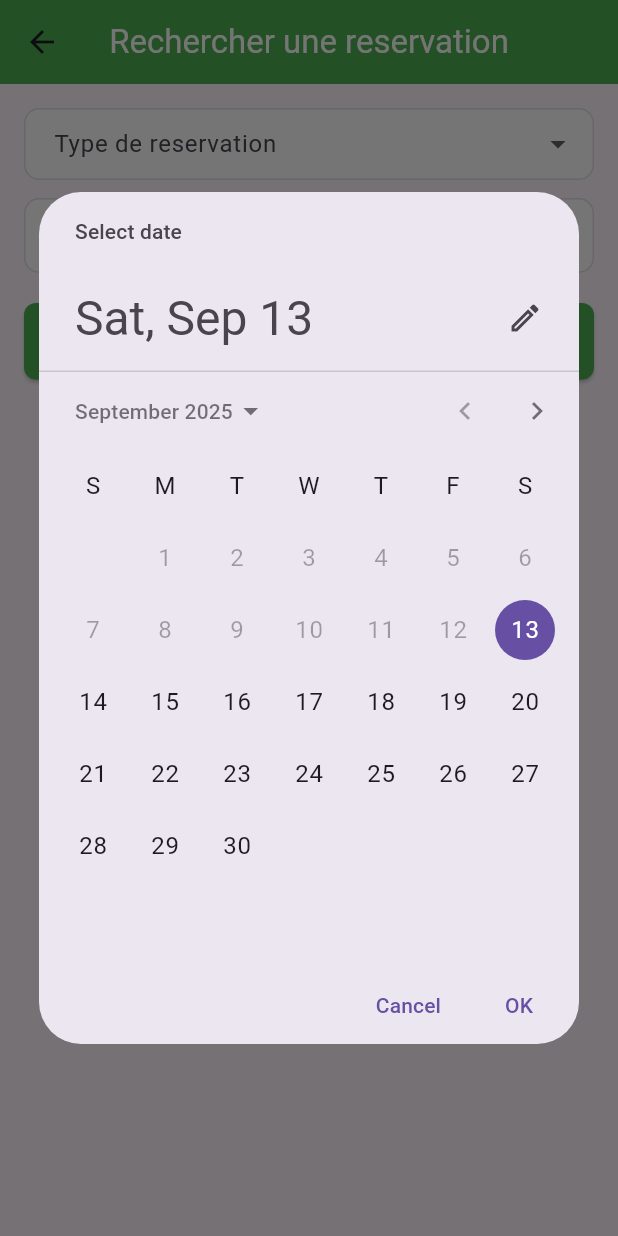
After one commit to Jean-6/vegnbio-flutter-app, a Flutter app: the BookingsScreen screen opened directly, after a tap on "Type de reservation", after a tap on "Debut", on a phone screen of 412 x 824 dp. The commit adds this screen. Run offline on Flutter 3.47's test engine with Material 3 defaults, Android fonts, the phone set to English and light mode, and no system bars; our stand-ins replace flutter_secure_storage, google_fonts, logger; missing offline and left inert: flutter_carousel_slider; accounts and stored records are empty; network calls fail; statements that could not run were skipped.

Commit message:
to list all booking type

```diff
--- a/lib/domain/services/booking_service.dart
+++ b/lib/domain/services/booking_service.dart
@@ -6,15 +6,158 @@ import 'dart:convert';
 import 'package:http/http.dart' as http;
 import 'package:logger/logger.dart';
 import 'package:vegnbio/core/services/secure_storage_service.dart';
+import 'package:vegnbio/dto/booking.dart';
+import 'package:vegnbio/dto/booking_filter.dart';
 import 'package:vegnbio/dto/table_booking.dart';
 
 import '../../core/services/credential_storage_helper.dart';
+import '../../dto/event_booking.dart';
+import '../../dto/response_wrapper.dart';
+import '../../dto/room_booking.dart';
 
 class BookingService {
 
   final logger = Logger();
   final _baseUrl = Uri.parse("http://172.20.10.5:8082");
   final authHelper = CredentialStorageHelper();
+
+
+  Future<List<Booking>?> fetchWithFilters({required BookingFilter bookingFilter}) async {
+
+    final basicAuth = await authHelper.readBasicAuthHeader();
+    if(basicAuth == null){
+      logger.e('>> Error when retrieving basic auth credentials');
+      return null;
+    }
+
+    final queryParameters = {
+      if (bookingFilter.type != null) 'type': bookingFilter.type,
+      if (bookingFilter.startDate != null) 'startDate': bookingFilter.startDate,
+      if (bookingFilter.endDate != null) 'endDate': bookingFilter.endDate,
+      if (bookingFilter.userId != null) 'userId': bookingFilter.userId,
+    };
+
+
+    final url = Uri.parse(
+        "$_baseUrl/api/booking")
+    .replace(queryParameters: queryParameters);
+
+    final res = await http.get(url);
+    logger.d('>> Raw response: ${res.body}');
+    if(res.statusCode == 200){
+      final Map<String, dynamic> jsonMap = json.decode(res.body);
+      final rw = ResponseWrapper.fromJson(
+        jsonMap,
+            (data) => (data as List)
+            .map((e)=> Booking.fromJson(e))
+            .toList(),
+      );
+      logger.d('>> Parsed booking (full field): ${rw.data}');
+      return rw.data;
+    }else{
+      logger.e('>> Error when fetching bookings: ${res.statusCode}');
+      throw Exception ('Error when fetching bookings');
+    }
+  }
+
+
+  Future<EventBooking?> reserveEvent({
+    required String eventId,
+    required String userId,
+  }) async{
+    try {
+      final basicAuth = await authHelper.readBasicAuthHeader();
+      if (basicAuth == null) {
+        logger.e('error when retrieving basic auth credentials');
+        return null;
+      }
+
+      final userId = await SecureStorageService.getUserId();
+      if(userId == null){
+        logger.d("User id not found");
+        return null;
+      }
+
+      final url = Uri.parse("$_baseUrl/api/booking/event");
+      final res = await http.post(
+          url,
+          headers: {
+            'Content-Type' : 'application/json',
+            'Authorization' : basicAuth,
+          },
+          body: json.encode({
+            'eventId' : eventId,
+            'userId': userId
+          })
+      );
+      if(res.statusCode == 200 || res.statusCode == 201){
+        final data = jsonDecode(res.body);
+        return EventBooking.fromJson(data);
+      }else{
+        logger.e('Error : ${res.statusCode} - ${res.body}');
+        return null;
+      }
+    }catch(e){
+      logger.e(' >> Exception catch when event reservation: $e');
+      return null;
+    }
+
+
+}
+
+
+  Future<RoomBooking?> reserveRoom({
+    required String canteenId,
+    required String name,
+    required String startTime,
+    required String endTime,
+    required DateTime date,
+    required int people,
+    required String userId
+  }) async {
+    try {
+      final basicAuth = await authHelper.readBasicAuthHeader();
+      if (basicAuth == null) {
+        logger.e('error when retrieving basic auth credentials');
+        return null;
+      }
+
+      final userId = await SecureStorageService.getUserId();
+      if(userId == null){
+        logger.d("User id not found");
+        return null;
+      }
+
+      final url = Uri.parse("$_baseUrl/api/booking/room");
+      final res = await http.post(
+        url,
+        headers: {
+          'Content-Type' : 'application/json',
+          'Authorization' : basicAuth,
+        },
+          body: json.encode({
+            'canteenId' : canteenId,
+            'name': name,
+            'startTime':startTime,
+            'endTime':endTime,
+            'date': date.toIso8601String().split("T")[0],
+            'people': people,
+            'userId': userId
+          })
+      );
+      if(res.statusCode == 200 || res.statusCode == 201){
+        final data = jsonDecode(res.body);
+        return RoomBooking.fromJson(data);
+      }else{
+        logger.e('Error : ${res.statusCode} - ${res.body}');
+        return null;
+      }
+    }catch(e){
+      logger.e(' >> Exception catch when room reservation: $e');
+      return null;
+    }
+  }
+
 
 
   Future<TableBooking?> reserveTable({
--- /dev/null
+++ b/lib/dto/booking.dart
@@ -0,0 +1,55 @@
+
+
+import 'location.dart';
+
+class Booking {
+  final String title;
+  final String type;
+  final String canteenName;
+  final Location location;
+  final DateTime startTime;
+  final DateTime endTime;
+  final DateTime date;
+
+
+  Booking({
+    required this.title,
+    required this.type,
+    required this.canteenName,
+    required this.location,
+    required this.startTime,
+    required this.endTime,
+    required this.date,
+
+  });
+
+  factory Booking.fromJson(Map<String, dynamic> json) {
+    String dateStr = json['date'] ?? '';
+    String startTimeStr = json['startTime'] ?? '00:00';
+    String endTimeStr = json['endTime'] ?? '00:00';
+
+    // Combiner date + heure pour avoir un DateTime complet
+    DateTime startTime = DateTime.parse("${dateStr}T${startTimeStr}:00");
+    DateTime endTime = DateTime.parse("${dateStr}T${endTimeStr}:00");
+
+    return Booking(
+      title: json['title']?.toString() ?? '',
+      type: json['type']?.toString() ?? '',
+      canteenName: json['canteenName']?.toString() ?? '',
+      location: Location.fromJson(json['location'] ?? {}),
+      startTime: startTime,
+      endTime: endTime,
+      date: json['date'] != null
+          ? DateTime.parse(json['date'].toString()).toLocal()
+          : DateTime.now(),
+    );
+  }
+
+  @override
+  String toString() {
+    return '''
+    {
+        "type": "$type",
+    }''';
+  }
+}
--- /dev/null
+++ b/lib/dto/booking_filter.dart
@@ -0,0 +1,23 @@
+class BookingFilter {
+  final String? type;
+  final String? userId;
+  final DateTime? startDate;
+  final DateTime? endDate;
+
+  BookingFilter({
+    this.type,
+    this.userId,
+    this.startDate,
+    this.endDate
+  });
+
+  /// Transforme le DTO en Map de query params
+  Map<String, String> toQueryParams() {
+    final Map<String, String> params = {};
+    if (type != null && type!.isNotEmpty) params['type'] = type!;
+    if (startDate != null) params['startDate'] = startDate! as String;
+    if (endDate != null ) params['endDate'] = endDate! as String;
+    if (userId != null && userId!.isNotEmpty) params['userId'] = userId!;
+    return params;
+  }
+}
--- /dev/null
+++ b/lib/dto/room_booking.dart
@@ -0,0 +1,47 @@
+
+
+class RoomBooking {
+  final String canteenId;
+  final String startTime;
+  final String endTime;
+  final String date;
+  final int people;
+  final String userId;
+
+  RoomBooking({
+    required this.canteenId,
+    required this.startTime,
+    required this.endTime,
+    required this.date,
+    required this.people,
+    required this.userId
+  });
+
+  factory RoomBooking.fromJson(Map<String, dynamic> json) {
+    return RoomBooking(
+        canteenId: json['canteenId'] ?? '',
+        startTime: json['startTime'] ?? '',
+        endTime: json['endTime'] ?? '',
+        date: json['date'] ?? '',
+        people: json['people'] is int
+            ? json['people'] as int
+            : int.tryParse(json['people']?.toString() ?? '0') ?? 0,
+        userId: json['userId'] ?? '',
+    );
+  }
+
+  @override
+  String toString() {
+    return '''
+    {
+      "canteenId": "$canteenId",
+      "startTime": "$startTime",
+      "endTime": "$endTime",
+      "date": "$date",
+      "people": "$people",
+      "userId": "$userId",
+    }
+    ''';
+  }
+
+}
--- /dev/null
+++ b/lib/presentation/screen/customer/bookings_screen.dart
@@ -0,0 +1,278 @@
+import 'package:flutter/material.dart';
+import 'package:intl/intl.dart';
+import 'package:logger/logger.dart';
+import 'package:vegnbio/dto/booking.dart';
+import 'package:vegnbio/presentation/widget/booking_card.dart';
+
+import '../../../core/constants/values.dart';
+import '../../../core/services/secure_storage_service.dart';
+import '../../../domain/services/booking_service.dart';
+import '../../../dto/booking_filter.dart';
+
+class BookingsScreen extends StatefulWidget {
+  const BookingsScreen({super.key});
+
+  @override
+  _BookingsScreenState createState() => _BookingsScreenState();
+}
+
+class _BookingsScreenState extends State<BookingsScreen> {
+
+  final _formKey = GlobalKey<FormState>();
+
+  final logger = Logger();
+  final DateFormat dateFormat = DateFormat('dd/MM/yyyy');
+  String? _selectedType;
+  DateTime? _startDate;
+  DateTime? _endDate;
+  bool _isLoading = false;
+  List<Booking> filteredBookings = [];
+
+  Future<void> _pickDate(bool isAvailability) async {
+    final picked = await showDatePicker(
+      context: context,
+      initialDate: DateTime.now(),
+      firstDate: DateTime.now(),
+      lastDate: DateTime(2100),
+    );
+
+    if (picked != null) {
+      setState(() {
+        if (isAvailability) {
+          _startDate = picked;
+        } else {
+          _endDate = picked;
+        }
+      });
+    }
+  }
+
+  Future<void> _filterBooking() async {
+    setState(() {
+      _isLoading = true;
+    });
+    try {
+
+
+      final userId = await SecureStorageService.getUserId();
+      if(userId == null){
+        logger.d("User id not found");
+        return null;
+      }
+      final filters = BookingFilter(
+        type: _selectedType,
+        startDate: _startDate,
+        endDate: _endDate,
+        userId: userId
+      );
+
+      final bookings = await BookingService().fetchWithFilters(
+        bookingFilter: filters,
+      );
+      setState(() {
+        filteredBookings = bookings!;
+      });
+
+
+      logger.d('Load all bookings : $filteredBookings');
+    } catch (e) {
+      ScaffoldMessenger.of(
+        context,
+      ).showSnackBar(SnackBar(content: Text('Error : ${e.toString()}')));
+    } finally {
+      setState(() {
+        _isLoading = false;
+      });
+    }
+
+    }
+
+  @override
+  void initState() {
+    super.initState();
+    _filterBooking();
+  }
+
+  @override
+  Widget build(BuildContext context) {
+    return Scaffold(
+      appBar: AppBar(
+        title: const Text(
+          "Rechercher une reservation",
+          style: TextStyle(color: Colors.white),
+        ),
+        backgroundColor: const Color(0xFF4CAF50),
+        centerTitle: true,
+      ),
+      body: Column(
+        children: [
+          Expanded(
+            flex: 3,
+            child: SingleChildScrollView(
+              padding: const EdgeInsets.all(16),
+              child: Form(
+                key: _formKey,
+                child: Column(
+                  children: [
+                    /// Dropdown restaurant
+                    Row(
+                      children: [
+                        Expanded(
+                          child: DropdownButtonFormField<String>(
+                            decoration: InputDecoration(
+                              filled: true,
+                              fillColor: Colors.white,
+                              contentPadding: EdgeInsets.symmetric(
+                                horizontal: 16,
+                                vertical: 12,
+                              ),
+                              border: OutlineInputBorder(
+                                borderRadius: BorderRadius.circular(10),
+                                borderSide: BorderSide(
+                                  color: Color(0xFFE0E0E0),
+                                ),
+                              ),
+                              enabledBorder: OutlineInputBorder(
+                                borderRadius: BorderRadius.circular(10),
+                                borderSide: BorderSide(
+                                  color: Color(0xFFE0E0E0),
+                                ),
+                              ),
+                              focusedBorder: OutlineInputBorder(
+                                borderRadius: BorderRadius.circular(10),
+                                borderSide: BorderSide(
+                                  color: Color(0xFF4CAF50),
+                                  width: 2,
+                                ),
+                              ),
+                              hintStyle: TextStyle(
+                                  color: Colors.grey.shade500),
+                              labelText: "Type de reservation",
+                            ),
+                            value: _selectedType,
+                            items: bookingType
+                                .map(
+                                  (type) =>
+                                  DropdownMenuItem<String>(
+                                    value: type,
+                                    child: Text(type),
+                                  ),
+                            )
+                                .toList(),
+                            onChanged: (value) {
+                              setState(() {
+                                _selectedType = value;
+                              });
+                            },
+                          ),
+                        ),
+                      ],
+                    ),
+
+
+                    const SizedBox(height: 12),
+
+                    /// Dropdown type de plat
+                    Row(
+                      children: [
+                        Expanded(
+                          child: GestureDetector(
+                            onTap: () => _pickDate(true),
+                            child: Container(
+                              padding: EdgeInsets.symmetric(
+                                horizontal: 16,
+                                vertical: 14,
+                              ),
+                              decoration: BoxDecoration(
+                                color: Colors.white,
+                                borderRadius: BorderRadius.circular(10),
+                                border: Border.all(color: Color(0xFFE0E0E0)),
+                              ),
+                              child: Text(
+                                _startDate == null
+                                    ? "Debut"
+                                    : "${_startDate!.day}/${_startDate!.month}/${_startDate!.year}",
+                                style: TextStyle(
+                                  color: _startDate == null
+                                      ? Colors.grey.shade500
+                                      : Colors.black,
+                                ),
+                              ),
+                            ),
+                          ),
+                        ),
+                        SizedBox(width: 25),
+                        Expanded(
+                          child: GestureDetector(
+                            onTap: () => _pickDate(false),
+                            child: Container(
+                              padding: EdgeInsets.symmetric(
+                                horizontal: 16,
+                                vertical: 14,
+                              ),
+                              decoration: BoxDecoration(
+                                color: Colors.white,
+                                borderRadius: BorderRadius.circular(10),
+                                border: Border.all(color: Color(0xFFE0E0E0)),
+                              ),
+                              child: Text(
+                                _endDate == null
+                                    ? "Date de fin"
+                                    : "${_endDate!.day}/${_endDate!.month}/${_endDate!.year}",
+                                style: TextStyle(
+                                  color: _endDate == null
+                                      ? Colors.grey.shade500
+                                      : Colors.black,
+                                ),
+                              ),
+                            ),
+                          ),
+                        ),
+                      ],
+                    ),
+                    const SizedBox(height: 20),
+                    // Button
+                    SizedBox(
+                      width: double.infinity,
+                      child: ElevatedButton.icon(
+                        onPressed: _filterBooking,
+                        style: ElevatedButton.styleFrom(
+                          backgroundColor: const Color(0xFF4CAF50),
+                          padding: const EdgeInsets.symmetric(vertical: 14),
+                          shape: RoundedRectangleBorder(
+                            borderRadius: BorderRadius.circular(8),
+                          ),
+                        ),
+                        icon: const Icon(Icons.search, color: Colors.white),
+                        label: const Text(
+                          "Rechercher",
+                          style: TextStyle(color: Colors.white, fontSize: 16),
+                        ),
+                      ),
+                    ),
+                  ],
+                ),
+              ),
+            ),
+          ),
+
+          // Result
+          Expanded(
+            flex: 7,
+            child: _isLoading
+                ? Center(child: CircularProgressIndicator())
+                : filteredBookings.isEmpty
+                ? Text("No booking found ")
+                : ListView.builder(
+              itemCount: filteredBookings.length,
+              itemBuilder: (context, index) {
+                final item = filteredBookings[index];
+                return BookingCard(booking: item, onTap: () {});
+              },
+            ),
+          ),
+        ],
+      ),
+    );
+  }
+}
```
Also changed, not shown: lib/dto/Type.dart (deleted, +0 -16 lines), lib/dto/booking_type.dart (added, +16 -0 lines), lib/dto/location.dart (+4 -4 lines), lib/presentation/widget/booking_card.dart (added, +159 -0 lines).
